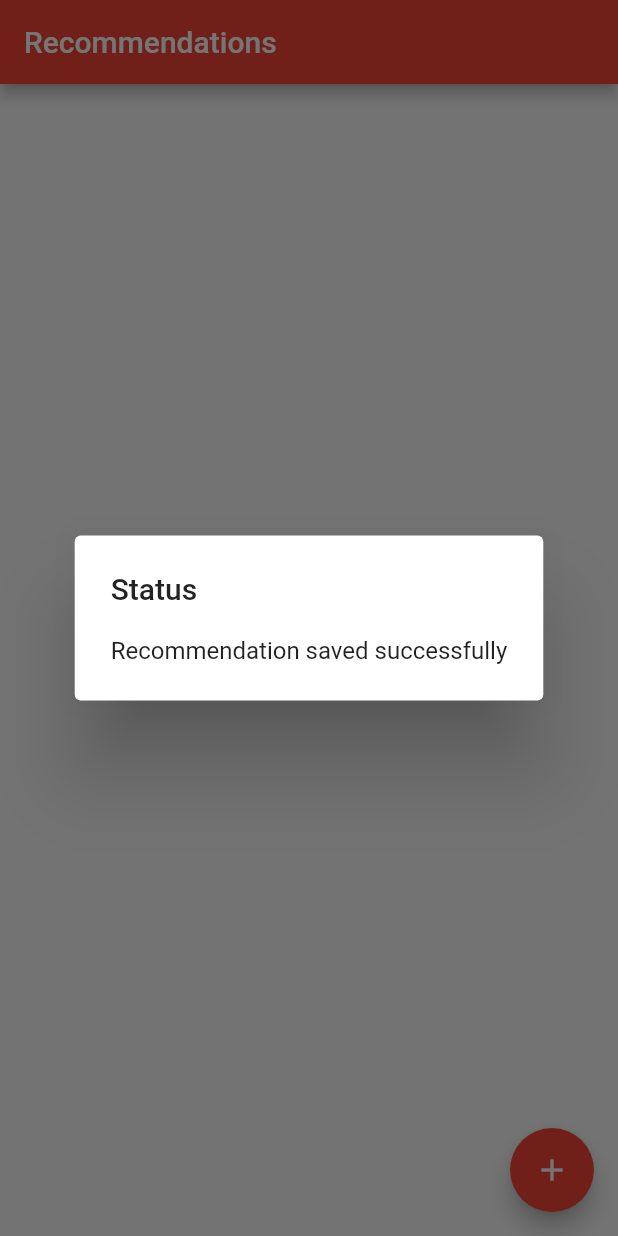
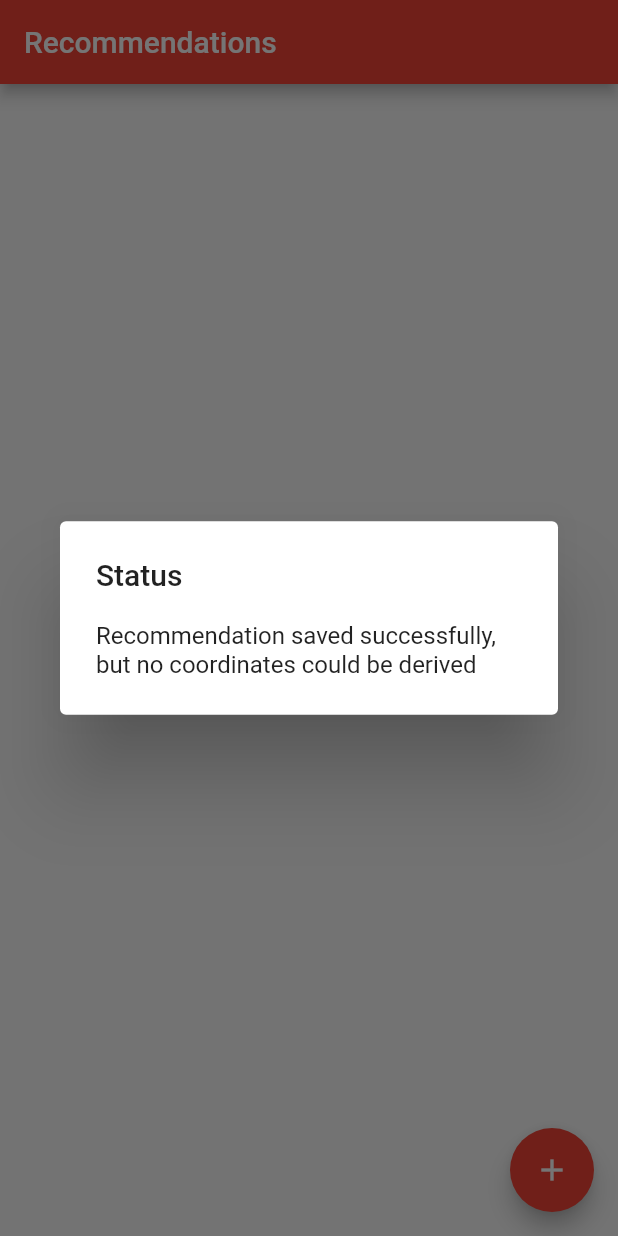
Before and after one commit to informatom/recomendo, a Flutter app: the RecommendationDetail screen opened directly with empty values, after a tap on "Save", on a phone screen of 412 x 824 dp. Run offline on Flutter 3.47's test engine with Material 2 defaults, Android fonts, the phone set to English and light mode, and no system bars; our stand-ins replace datetime_picker_formfield, flutter_map, image_picker, latlong, location, sqflite; accounts and stored records are empty.

Commit message:
proper warning, if no location could be derived

```diff
--- a/lib/widgets/main_data.dart
+++ b/lib/widgets/main_data.dart
@@ -170,7 +170,12 @@ class MainData extends StatelessWidget {
     }
 
     if (result != 0) {
-      _showAlertDialog(context, 'Status', 'Recommendation saved successfully');
+      if (recommendation.longitude == null) {
+        _showAlertDialog(context, 'Status', 'Recommendation saved successfully,'
+                                            ' but no coordinates could be derived');
+      } else {
+        _showAlertDialog(context, 'Status', 'Recommendation saved successfully');
+      }
     } else {
       _showAlertDialog(context, 'Status', 'Error updating recommendation');
     }
```
